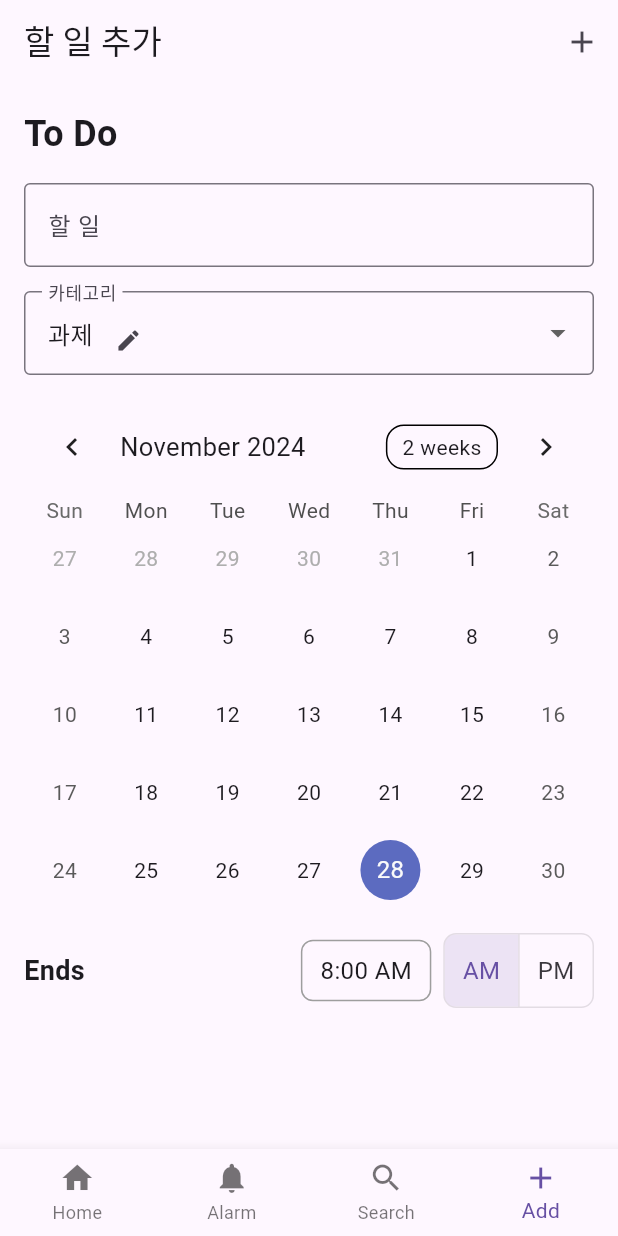
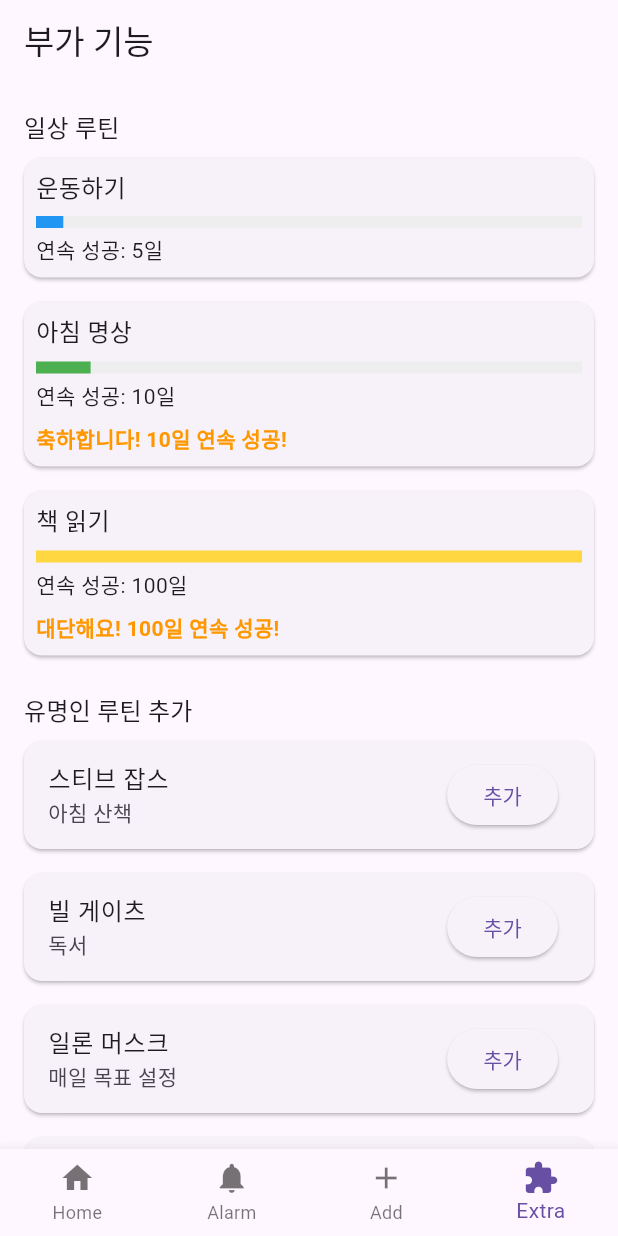
Before and after one commit to to-do-list-8/main, a Flutter app: the screen it shows after launch, item 4 of the bottom bar chosen, on a phone screen of 412 x 824 dp. Run offline on Flutter 3.47's test engine with Material 3 defaults, Android fonts, the phone set to English and light mode, and no system bars; drawn by our look-alikes of table_calendar; our stand-ins replace firebase_auth; accounts and stored records are empty; Roboto replaces fonts that are missing (CustomFont).

Commit message:
1. 부가 기능을 담당하는 extra_screen.dart 파일 추가 2. home_screen.dart 상단에 돋보기로 search_screen.dart로 이어지는 버튼 생성 3. main_screen.dart에 extra_screen.dart import 추가 4. 하단바 정리

```diff
--- /dev/null
+++ b/lib/screens/extra_screen.dart
@@ -0,0 +1,205 @@
+import 'package:flutter/material.dart';
+
+class ExtraScreen extends StatelessWidget {
+  final List<String> dailyRoutines = ['운동하기', '아침 명상', '책 읽기'];
+  final Map<String, int> routineStreak = {'운동하기': 5, '아침 명상': 10, '책 읽기': 100};
+  final List<Map<String, String>> famousRoutines = [
+    {'name': '스티브 잡스', 'routine': '아침 산책'},
+    {'name': '빌 게이츠', 'routine': '독서'},
+    {'name': '일론 머스크', 'routine': '매일 목표 설정'},
+    {'name': '오프라 윈프리', 'routine': '명상'},
+  ];
+
+  void _addFamousRoutine(BuildContext context, String routine) {
+    showDialog(
+      context: context,
+      builder: (context) {
+        return AlertDialog(
+          title: Text('루틴 추가'),
+          content: Text('\'$routine\'을(를) 내 루틴에 추가하시겠습니까?'),
+          actions: [
+            TextButton(
+              onPressed: () => Navigator.pop(context),
+              child: Text('취소'),
+            ),
+            TextButton(
+              onPressed: () {
+                Navigator.pop(context);
+                ScaffoldMessenger.of(context).showSnackBar(
+                  SnackBar(content: Text('\'$routine\'이(가) 추가되었습니다!')),
+                );
+              },
+              child: Text('추가'),
+            ),
+          ],
+        );
+      },
+    );
+  }
+
+  void _writeDiary(BuildContext context) {
+    showDialog(
+      context: context,
+      builder: (context) {
+        TextEditingController diaryController = TextEditingController();
+        return AlertDialog(
+          title: Text('일기 쓰기'),
+          content: TextField(
+            controller: diaryController,
+            maxLines: 5,
+            decoration: InputDecoration(
+              border: OutlineInputBorder(),
+              hintText: '오늘의 일기를 작성하세요...',
+            ),
+          ),
+          actions: [
+            TextButton(
+              onPressed: () => Navigator.pop(context),
+              child: Text('취소'),
+            ),
+            TextButton(
+              onPressed: () {
+                Navigator.pop(context);
+                ScaffoldMessenger.of(context).showSnackBar(
+                  SnackBar(content: Text('일기가 저장되었습니다!')),
+                );
+              },
+              child: Text('저장'),
+            ),
+          ],
+        );
+      },
+    );
+  }
+
+  Color _getProgressColor(int streak) {
+    if (streak >= 100) {
+      return Colors.amberAccent;
+    } else if (streak >= 10) {
+      return Colors.green;
+    } else {
+      return Colors.blue;
+    }
+  }
+
+  String? _getCongratulatoryMessage(int streak) {
+    if (streak == 10) {
+      return '축하합니다! 10일 연속 성공!';
+    } else if (streak == 100) {
+      return '대단해요! 100일 연속 성공!';
+    }
+    return null;
+  }
+
+  @override
+  Widget build(BuildContext context) {
+    return Scaffold(
+      appBar: AppBar(
+        title: Text('부가 기능'),
+      ),
+      body: SingleChildScrollView(
+        child: Padding(
+          padding: const EdgeInsets.all(16.0),
+          child: Column(
+            crossAxisAlignment: CrossAxisAlignment.start,
+            children: [
+              // 일상 루틴 섹션
+              Text(
+                '일상 루틴',
+                style: Theme.of(context).textTheme.titleMedium,
+              ),
+              ...dailyRoutines.map((routine) {
+                int streak = routineStreak[routine] ?? 0;
+                double progress = streak / 100; // 최대 100일 기준 진행도 계산
+                String? message = _getCongratulatoryMessage(streak);
+
+                return Card(
+                  margin: EdgeInsets.symmetric(vertical: 8),
+                  child: Padding(
+                    padding: const EdgeInsets.all(8.0),
+                    child: Column(
+                      crossAxisAlignment: CrossAxisAlignment.start,
+                      children: [
+                        Text(routine, style: TextStyle(fontSize: 16)),
+                        SizedBox(height: 8),
+                        LinearProgressIndicator(
+                          value: progress > 1.0 ? 1.0 : progress,
+                          backgroundColor: Colors.grey[200],
+                          color: _getProgressColor(streak),
+                          minHeight: 8,
+                        ),
+                        SizedBox(height: 4),
+                        Text('연속 성공: $streak일'),
+                        if (message != null) ...[
+                          SizedBox(height: 8),
+                          Text(
+                            message,
+                            style: TextStyle(
+                              color: Colors.orange,
+                              fontWeight: FontWeight.bold,
+                            ),
+                          ),
+                        ],
+                      ],
+                    ),
+                  ),
+                );
+              }).toList(),
+              SizedBox(height: 16),
+
+              // 유명인 루틴 추가 섹션
+              Text(
+                '유명인 루틴 추가',
+                style: Theme.of(context).textTheme.titleMedium,
+              ),
+              ...famousRoutines.map((routine) {
+                return Card(
+                  margin: EdgeInsets.symmetric(vertical: 8),
+                  child: ListTile(
+                    title: Text('${routine['name']}'),
+                    subtitle: Text('${routine['routine']}'),
+                    trailing: ElevatedButton(
+                      onPressed: () =>
+                          _addFamousRoutine(context, routine['routine']!),
+                      child: Text('추가'),
+                    ),
+                  ),
+                );
+              }).toList(),
+              SizedBox(height: 16),
+
+              // 일기 기능 섹션
+              Text(
+                '일기',
+                style: Theme.of(context).textTheme.titleMedium,
+              ),
+              Card(
+                margin: EdgeInsets.symmetric(vertical: 8),
+                child: ListTile(
+                  title: Text('일기를 작성하세요'),
+                  trailing: ElevatedButton(
+                    onPressed: () => _writeDiary(context),
+                    child: Text('쓰기'),
+                  ),
+                ),
+              ),
+              Text(
+                '저장된 일기',
+                style: Theme.of(context).textTheme.bodyMedium,
+              ),
+              ...['2024/11/27: 눈이 왔다 ☃️', '2024/11/26: 날씨가 추워졌다.']
+                  .map((diary) {
+                return Card(
+                  margin: EdgeInsets.symmetric(vertical: 4),
+                  child: ListTile(
+                    title: Text(diary),
+                  ),
+                );
+              }).toList(),
+            ],
+          ),
+        ),
+      ),
+    );
+  }
+}
--- a/lib/screens/home_screen.dart
+++ b/lib/screens/home_screen.dart
@@ -1,5 +1,6 @@
 import 'package:flutter/material.dart';
 import 'package:table_calendar/table_calendar.dart';
+import 'search_screen.dart'; // SearchScreen import
 
 class HomeScreen extends StatefulWidget {
   @override
@@ -12,6 +13,7 @@ class _HomeScreenState extends State<HomeScreen> {
 
   // 할 일 데이터 (상태 포함)
   Map<String, List<Map<String, dynamic>>> _tasks = {
+    "루틴": [],
     "과제": [
       {"title": "고급 모바일 프로그래밍 UI", "isChecked": true},
       {"title": "설계패턴 퀴즈", "isChecked": true},
@@ -38,6 +40,18 @@ class _HomeScreenState extends State<HomeScreen> {
     return Scaffold(
       appBar: AppBar(
         title: Text('To Do List'),
+        actions: [
+          IconButton(
+            icon: Icon(Icons.search), // 돋보기 아이콘
+            onPressed: () {
+              // SearchScreen으로 화면 전환
+              Navigator.push(
+                context,
+                MaterialPageRoute(builder: (context) => SearchScreen()),
+              );
+            },
+          ),
+        ],
       ),
       body: Column(
         children: [
--- a/lib/screens/main_screen.dart
+++ b/lib/screens/main_screen.dart
@@ -1,9 +1,8 @@
 import 'package:flutter/material.dart';
-import 'package:provider/provider.dart';
 import 'home_screen.dart';
 import 'alarm_screen.dart';
-import 'search_screen.dart';
 import 'add_screen.dart';
+import 'extra_screen.dart'; // 부가 기능 화면 추가
 
 class MainScreen extends StatefulWidget {
   @override
@@ -16,8 +15,8 @@ class _MainScreenState extends State<MainScreen> {
   final List<Widget> _screens = [
     HomeScreen(),
     AlarmScreen(),
-    SearchScreen(),
     AddScreen(),
+    ExtraScreen(), // 부가 기능 화면 추가
   ];
 
   void _onTabTapped(int index) {
@@ -29,15 +28,11 @@ class _MainScreenState extends State<MainScreen> {
   @override
   Widget build(BuildContext context) {
     return Scaffold(
-      body: Stack(
-        children: [
-          _screens[_currentIndex], // 현재 선택된 화면
-          Align(
-            alignment: Alignment.bottomCenter,
-            child: BottomNavigationBar(
+      body: _screens[_currentIndex],
+      bottomNavigationBar: BottomNavigationBar(
         currentIndex: _currentIndex,
         onTap: _onTabTapped,
-              type: BottomNavigationBarType.fixed, // 항상 고정
+        type: BottomNavigationBarType.fixed,
         items: [
           BottomNavigationBarItem(
             icon: Icon(Icons.home),
@@ -48,15 +43,12 @@ class _MainScreenState extends State<MainScreen> {
             label: 'Alarm',
           ),
           BottomNavigationBarItem(
-                  icon: Icon(Icons.search),
-                  label: 'Search',
-                ),
-                BottomNavigationBarItem(
             icon: Icon(Icons.add),
             label: 'Add',
           ),
-              ],
-            ),
+          BottomNavigationBarItem(
+            icon: Icon(Icons.extension), // 부가 기능 아이콘
+            label: 'Extra',
           ),
         ],
       ),
```
Lines whose indentation alone changed are shown as unchanged.
